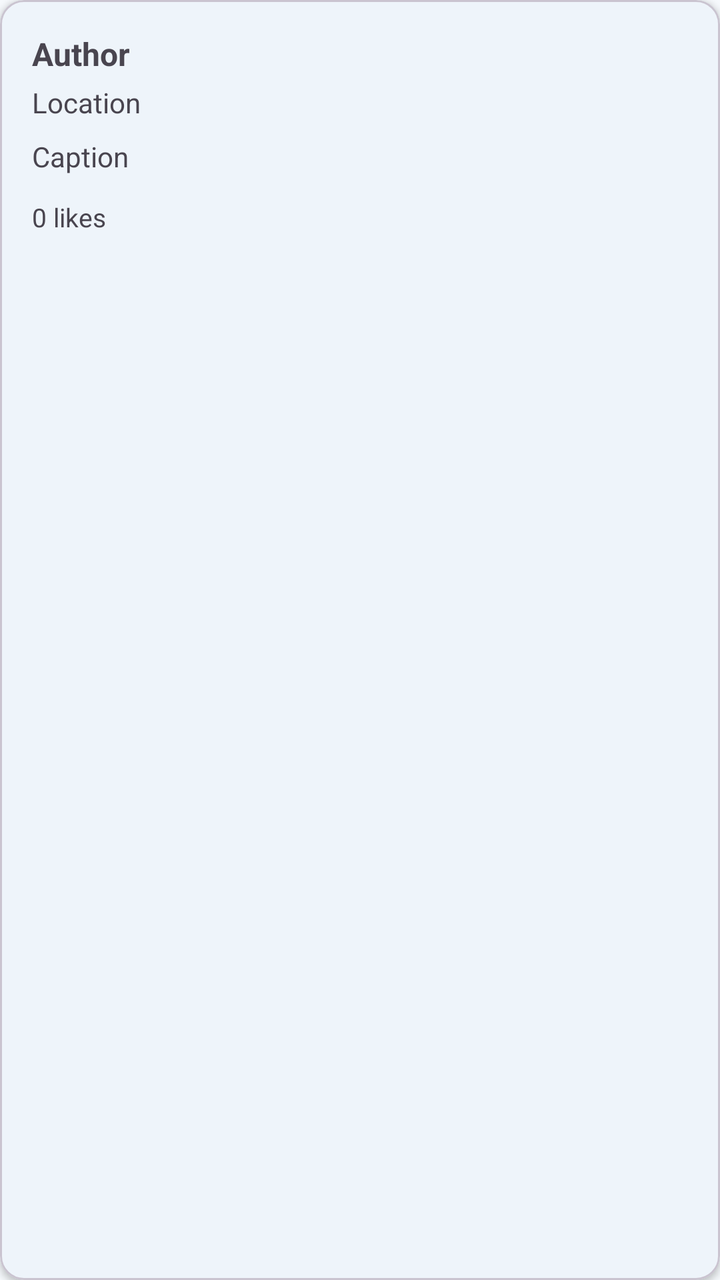
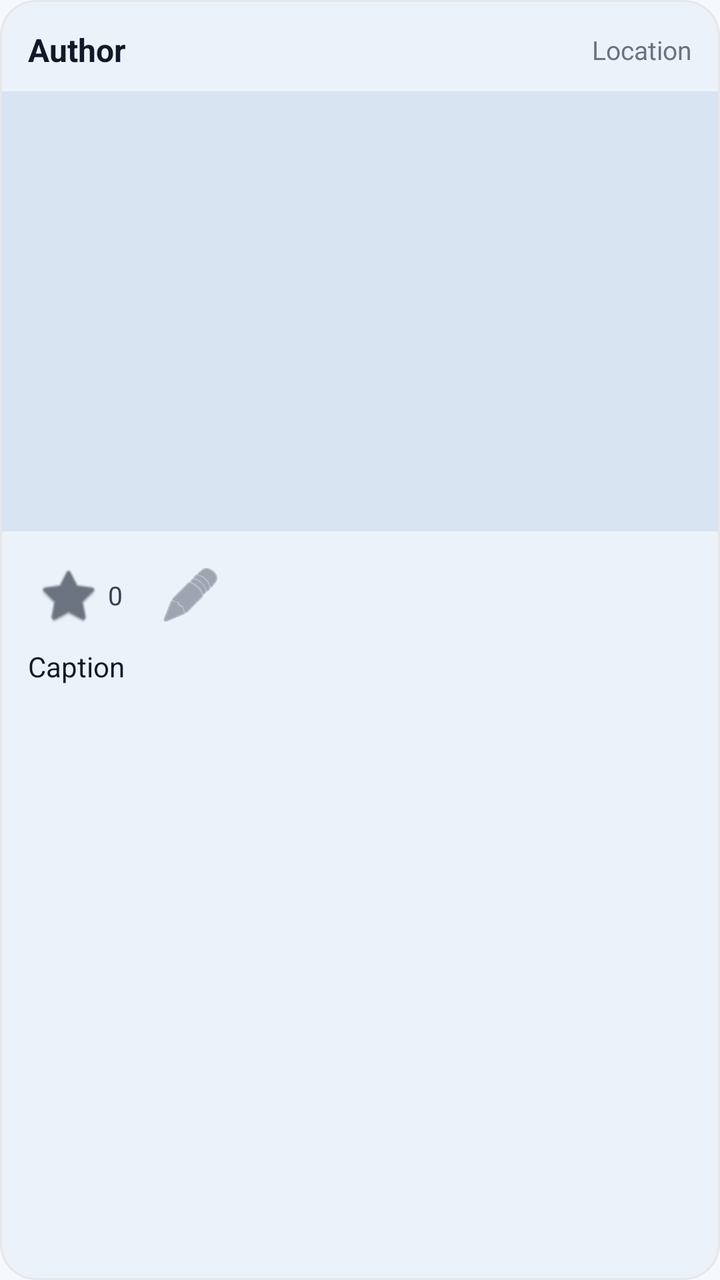

An Android layout rendered at two revisions. The XML below is the earlier revision; the diff shows what the commit changed to produce the second picture.
<!-- AndroidManifest.xml: application theme Theme.Traveling -->
<!-- res/layout/item_post.xml -->
<?xml version="1.0" encoding="utf-8"?>
<com.google.android.material.card.MaterialCardView xmlns:android="http://schemas.android.com/apk/res/android"
    xmlns:app="http://schemas.android.com/apk/res-auto"
    android:layout_width="match_parent"
    android:layout_height="wrap_content"
    android:layout_margin="8dp"
    app:cardCornerRadius="12dp"
    app:cardElevation="2dp">

    <LinearLayout
        android:layout_width="match_parent"
        android:layout_height="wrap_content"
        android:orientation="vertical"
        android:padding="16dp">

        <TextView
            android:id="@+id/textAuthorName"
            android:layout_width="wrap_content"
            android:layout_height="wrap_content"
            android:text="Author"
            android:textStyle="bold"
            android:textSize="16sp" />

        <TextView
            android:id="@+id/textLocationName"
            android:layout_width="wrap_content"
            android:layout_height="wrap_content"
            android:layout_marginTop="4dp"
            android:text="Location"
            android:textSize="14sp" />

        <TextView
            android:id="@+id/textCaption"
            android:layout_width="match_parent"
            android:layout_height="wrap_content"
            android:layout_marginTop="8dp"
            android:text="Caption"
            android:textSize="14sp" />

        <TextView
            android:id="@+id/textLikeCount"
            android:layout_width="wrap_content"
            android:layout_height="wrap_content"
            android:layout_marginTop="12dp"
            android:text="0 likes"
            android:textSize="13sp" />

    </LinearLayout>

</com.google.android.material.card.MaterialCardView>
<!-- resources referenced by this layout -->
<resources>
  <style name="Theme.Traveling" parent="Base.Theme.Traveling" />
  <style name="Base.Theme.Traveling" parent="Theme.Material3.DayNight.NoActionBar">
          <item name="colorPrimary">@color/travel_primary</item>
          <item name="colorOnPrimary">@color/travel_on_primary</item>
  
          <item name="colorSecondary">@color/travel_secondary</item>
          <item name="colorOnSecondary">@color/travel_on_secondary</item>
  
          <item name="colorTertiary">@color/travel_tertiary</item>
          <item name="colorOnTertiary">@color/travel_on_tertiary</item>
  
          <item name="android:colorBackground">@color/travel_background</item>
          <item name="colorSurface">@color/travel_surface</item>
          <item name="colorOnSurface">@color/travel_on_surface</item>
      </style>
  <color name="travel_primary">#1565C0</color>
  <color name="travel_on_primary">#FFFFFF</color>
  <color name="travel_secondary">#26A69A</color>
  <color name="travel_on_secondary">#FFFFFF</color>
  <color name="travel_tertiary">#FFB74D</color>
  <color name="travel_on_tertiary">#1F2937</color>
  <color name="travel_background">#F6F9FC</color>
  <color name="travel_surface">#FFFFFF</color>
  <color name="travel_on_surface">#1F2937</color>
</resources>

<!-- the commit's change to res/layout/item_post.xml (unified diff, before → after) -->
@@ -3,47 +3,105 @@
     xmlns:app="http://schemas.android.com/apk/res-auto"
     android:layout_width="match_parent"
     android:layout_height="wrap_content"
-    android:layout_margin="8dp"
-    app:cardCornerRadius="12dp"
-    app:cardElevation="2dp">
+    android:layout_marginHorizontal="8dp"
+    android:layout_marginVertical="10dp"
+    app:cardCornerRadius="18dp"
+    app:cardElevation="3dp"
+    app:strokeColor="#E5E7EB"
+    app:strokeWidth="1dp">
 
     <LinearLayout
         android:layout_width="match_parent"
         android:layout_height="wrap_content"
-        android:orientation="vertical"
-        android:padding="16dp">
+        android:orientation="vertical">
 
-        <TextView
-            android:id="@+id/textAuthorName"
-            android:layout_width="wrap_content"
+        <LinearLayout
+            android:layout_width="match_parent"
             android:layout_height="wrap_content"
-            android:text="Author"
-            android:textStyle="bold"
-            android:textSize="16sp" />
+            android:gravity="center_vertical"
+            android:orientation="horizontal"
+            android:paddingStart="14dp"
+            android:paddingTop="14dp"
+            android:paddingEnd="14dp"
+            android:paddingBottom="10dp">
 
-        <TextView
-            android:id="@+id/textLocationName"
-            android:layout_width="wrap_content"
+            <TextView
+                android:id="@+id/textAuthorName"
+                android:layout_width="0dp"
+                android:layout_height="wrap_content"
+                android:layout_weight="1"
+                android:text="Author"
+                android:textColor="#111827"
+                android:textSize="16sp"
+                android:textStyle="bold" />
+
+            <TextView
+                android:id="@+id/textLocationName"
+                android:layout_width="wrap_content"
+                android:layout_height="wrap_content"
+                android:text="Location"
+                android:textColor="#6B7280"
+                android:textSize="13sp" />
+        </LinearLayout>
+
+        <ImageView
+            android:id="@+id/imagePost"
+            android:layout_width="match_parent"
+            android:layout_height="220dp"
+            android:background="@drawable/bg_post_placeholder"
+            android:contentDescription="Post image"
+            android:scaleType="centerCrop" />
+
+        <LinearLayout
+            android:layout_width="match_parent"
             android:layout_height="wrap_content"
-            android:layout_marginTop="4dp"
-            android:text="Location"
-            android:textSize="14sp" />
+            android:gravity="center_vertical"
+            android:orientation="horizontal"
+            android:paddingStart="14dp"
+            android:paddingTop="12dp"
+            android:paddingEnd="14dp">
+
+            <ImageButton
+                android:id="@+id/buttonLike"
+                android:layout_width="40dp"
+                android:layout_height="40dp"
+                android:background="@android:color/transparent"
+                android:contentDescription="Like"
+                android:padding="8dp"
+                android:src="@android:drawable/btn_star_big_off"
+                app:tint="#6B7280" />
+
+            <TextView
+                android:id="@+id/textLikeCount"
+                android:layout_width="wrap_content"
+                android:layout_height="wrap_content"
+                android:layout_marginEnd="14dp"
+                android:text="0"
+                android:textColor="#374151"
+                android:textSize="13sp" />
+
+            <ImageButton
+                android:id="@+id/buttonComment"
+                android:layout_width="40dp"
+                android:layout_height="40dp"
+                android:background="@android:color/transparent"
+                android:contentDescription="Comment"
+                android:padding="8dp"
+                android:src="@android:drawable/ic_menu_edit"
+                app:tint="#6B7280" />
+        </LinearLayout>
 
         <TextView
             android:id="@+id/textCaption"
             android:layout_width="match_parent"
             android:layout_height="wrap_content"
-            android:layout_marginTop="8dp"
+            android:paddingStart="14dp"
+            android:paddingTop="6dp"
+            android:paddingEnd="14dp"
+            android:paddingBottom="14dp"
             android:text="Caption"
+            android:textColor="#111827"
             android:textSize="14sp" />
-
-        <TextView
-            android:id="@+id/textLikeCount"
-            android:layout_width="wrap_content"
-            android:layout_height="wrap_content"
-            android:layout_marginTop="12dp"
-            android:text="0 likes"
-            android:textSize="13sp" />
 
     </LinearLayout>
 
<!-- resource entries referenced after the edit -->
@@ -1,5 +1,11 @@
 <!-- resources referenced by this layout -->
 <resources>
+  <!-- drawable bg_post_placeholder (drawable) -->
+  <?xml version="1.0" encoding="utf-8"?>
+  <shape xmlns:android="http://schemas.android.com/apk/res/android">
+      <corners android:radius="0dp" />
+      <solid android:color="#D9E4F2" />
+  </shape>
   <style name="Theme.Traveling" parent="Base.Theme.Traveling" />
   <style name="Base.Theme.Traveling" parent="Theme.Material3.DayNight.NoActionBar">
           <item name="colorPrimary">@color/travel_primary</item>
